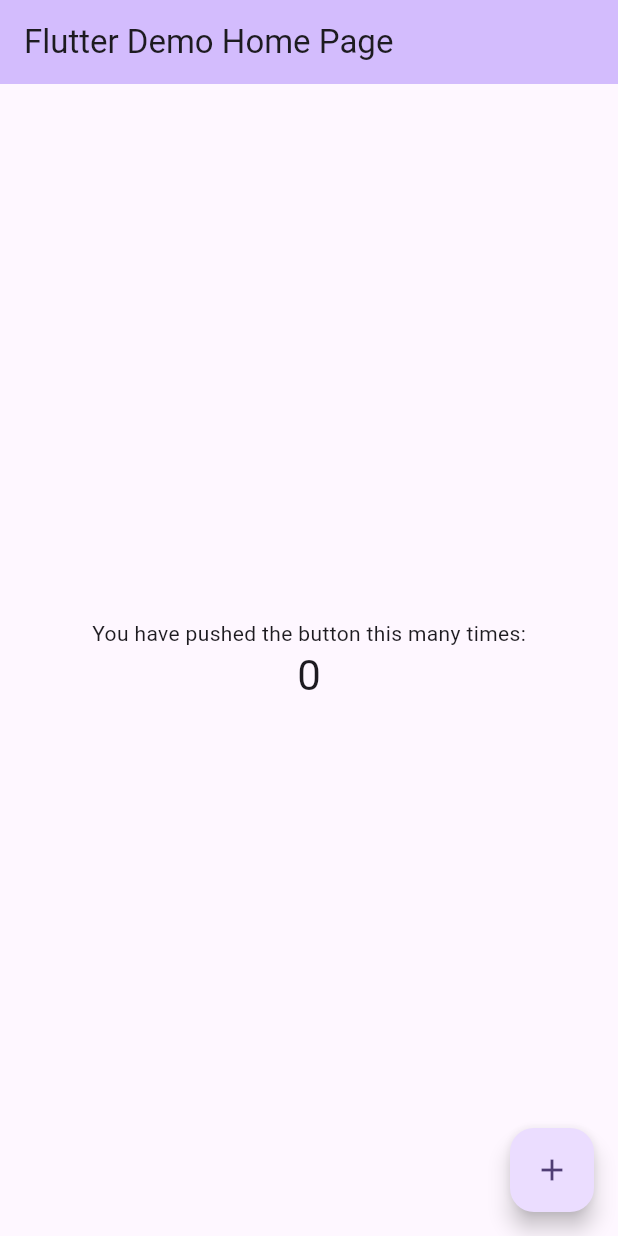
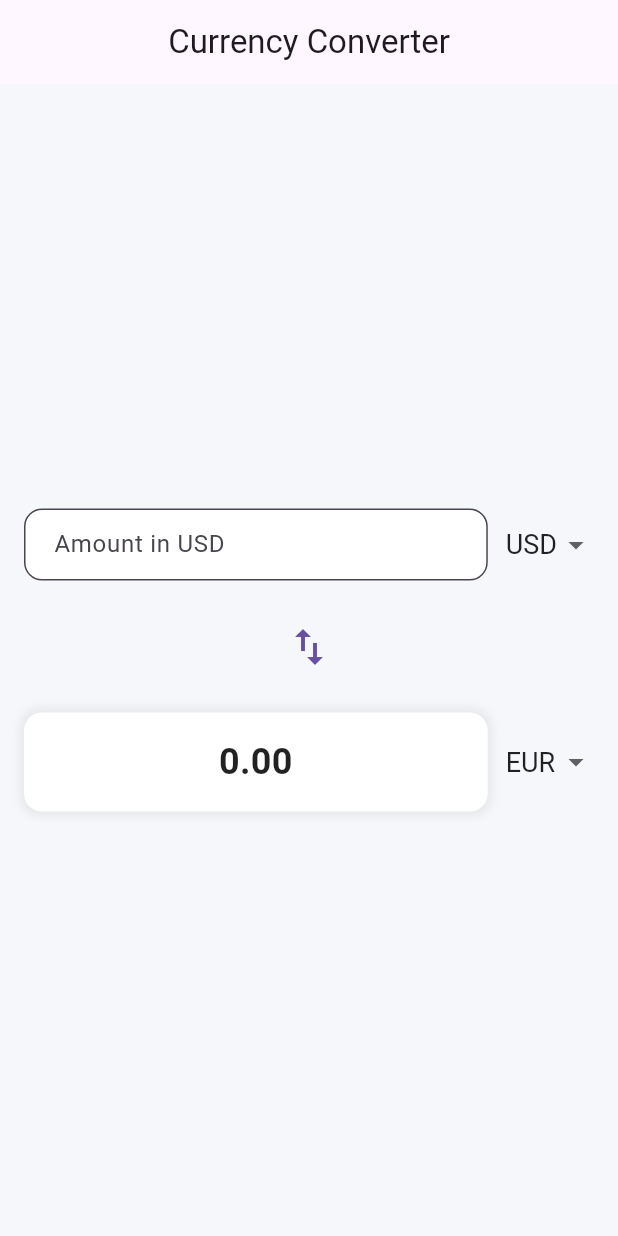
Before and after one commit to Karan-Gopinath/Currency_Converter_, a Flutter app: the screen it shows after launch, on a phone screen of 412 x 824 dp. Run offline on Flutter 3.47's test engine with Material 3 defaults, Android fonts, the phone set to English and light mode, and no system bars.

Commit message:
calculator complete

```diff
--- /dev/null
+++ b/lib/currency_converter.dart
@@ -0,0 +1,159 @@
+import 'package:flutter/material.dart';
+
+class CurrencyConverter extends StatefulWidget {
+  const CurrencyConverter({super.key});
+
+  @override
+  State<CurrencyConverter> createState() => _CurrencyConverterState();
+}
+
+class _CurrencyConverterState extends State<CurrencyConverter> {
+  String sourceCurrency = 'USD';
+  String targetCurrency = 'EUR';
+  final TextEditingController textEditingController = TextEditingController();
+
+  // Exchange rates: amount of USD per unit of currency
+  static const Map<String, double> rates = {
+    'USD': 1.0,
+    'EUR': 1.18,
+    'GBP': 1.38,
+    'JPY': 0.0091,
+    'INR': 0.012,
+  };
+
+  double _calculateResult(String input) {
+    double amount = double.tryParse(input) ?? 0;
+    return amount * (rates[sourceCurrency]! / rates[targetCurrency]!);
+  }
+
+  void _swapCurrencies() {
+    setState(() {
+      final temp = sourceCurrency;
+      sourceCurrency = targetCurrency;
+      targetCurrency = temp;
+    });
+  }
+
+  @override
+  Widget build(BuildContext context) {
+    double result = _calculateResult(textEditingController.text);
+
+    return Scaffold(
+      appBar: AppBar(
+        title: const Text('Currency Converter'),
+        centerTitle: true,
+        elevation: 0,
+      ),
+      body: Padding(
+        padding: const EdgeInsets.all(16.0),
+        child: Column(
+          mainAxisAlignment: MainAxisAlignment.center,
+          children: [
+            // Input Section
+            Row(
+              children: [
+                Expanded(
+                  child: TextField(
+                    controller: textEditingController,
+                    keyboardType: TextInputType.number,
+                    decoration: InputDecoration(
+                      labelText: 'Amount in $sourceCurrency',
+                      border: OutlineInputBorder(
+                        borderRadius: BorderRadius.circular(12),
+                      ),
+                      filled: true,
+                      fillColor: Colors.white,
+                      contentPadding: const EdgeInsets.symmetric(
+                        horizontal: 16,
+                        vertical: 12,
+                      ),
+                    ),
+                    onChanged: (value) => setState(() {}),
+                  ),
+                ),
+                const SizedBox(width: 12),
+                _buildCurrencyDropdown(
+                  value: sourceCurrency,
+                  onChanged: (newValue) {
+                    setState(() => sourceCurrency = newValue!);
+                  },
+                ),
+              ],
+            ),
+            const SizedBox(height: 20),
+            // Swap Button
+            IconButton(
+              icon: const Icon(Icons.swap_vert, size: 32),
+              color: Theme.of(context).primaryColor,
+              onPressed: _swapCurrencies,
+            ),
+            const SizedBox(height: 20),
+            // Result Section
+            Row(
+              children: [
+                Expanded(
+                  child: Container(
+                    padding: const EdgeInsets.all(16),
+                    decoration: BoxDecoration(
+                      color: Colors.white,
+                      borderRadius: BorderRadius.circular(12),
+                      boxShadow: [
+                        BoxShadow(
+                          color: Colors.grey.withOpacity(0.2),
+                          spreadRadius: 2,
+                          blurRadius: 5,
+                        ),
+                      ],
+                    ),
+                    child: AnimatedSwitcher(
+                      duration: const Duration(milliseconds: 300),
+                      child: Text(
+                        result.toStringAsFixed(2),
+                        key: ValueKey(result),
+                        style: const TextStyle(
+                          fontSize: 24,
+                          fontWeight: FontWeight.bold,
+                        ),
+                        textAlign: TextAlign.center,
+                      ),
+                    ),
+                  ),
+                ),
+                const SizedBox(width: 12),
+                _buildCurrencyDropdown(
+                  value: targetCurrency,
+                  onChanged: (newValue) {
+                    setState(() => targetCurrency = newValue!);
+                  },
+                ),
+              ],
+            ),
+          ],
+        ),
+      ),
+    );
+  }
+
+  Widget _buildCurrencyDropdown({
+    required String value,
+    required ValueChanged<String?> onChanged,
+  }) {
+    return DropdownButton<String>(
+      value: value,
+      items: rates.keys.map((currency) {
+        return DropdownMenuItem<String>(
+          value: currency,
+          child: Text(currency),
+        );
+      }).toList(),
+      onChanged: onChanged,
+      underline: const SizedBox(),
+      style: const TextStyle(
+        fontSize: 18,
+        color: Colors.black87,
+      ),
+      dropdownColor: Colors.white,
+      borderRadius: BorderRadius.circular(12),
+    );
+  }
+}
--- a/lib/main.dart
+++ b/lib/main.dart
@@ -1,4 +1,5 @@
 import 'package:flutter/material.dart';
+import 'currency_converter.dart';
 
 void main() {
   runApp(const MyApp());
@@ -7,116 +8,19 @@ void main() {
 class MyApp extends StatelessWidget {
   const MyApp({super.key});
 
-  // This widget is the root of your application.
   @override
   Widget build(BuildContext context) {
     return MaterialApp(
-      title: 'Flutter Demo',
+      title: 'Currency Converter',
       theme: ThemeData(
-        // This is the theme of your application.
-        //
-        // TRY THIS: Try running your application with "flutter run". You'll see
-        // the application has a purple toolbar. Then, without quitting the app,
-        // try changing the seedColor in the colorScheme below to Colors.green
-        // and then invoke "hot reload" (save your changes or press the "hot
-        // reload" button in a Flutter-supported IDE, or press "r" if you used
-        // the command line to start the app).
-        //
-        // Notice that the counter didn't reset back to zero; the application
-        // state is not lost during the reload. To reset the state, use hot
-        // restart instead.
-        //
-        // This works for code too, not just values: Most code changes can be
-        // tested with just a hot reload.
-        colorScheme: ColorScheme.fromSeed(seedColor: Colors.deepPurple),
+        primarySwatch: Colors.indigo,
+        scaffoldBackgroundColor: const Color(0xFFF5F7FA),
+        textTheme: const TextTheme(
+          bodyMedium: TextStyle(color: Colors.black87),
+        ),
+        useMaterial3: true,
       ),
-      home: const MyHomePage(title: 'Flutter Demo Home Page'),
+      home: const CurrencyConverter(),
     );
   }
 }
-
-class MyHomePage extends StatefulWidget {
-  const MyHomePage({super.key, required this.title});
-
-  // This widget is the home page of your application. It is stateful, meaning
-  // that it has a State object (defined below) that contains fields that affect
-  // how it looks.
-
-  // This class is the configuration for the state. It holds the values (in this
-  // case the title) provided by the parent (in this case the App widget) and
-  // used by the build method of the State. Fields in a Widget subclass are
-  // always marked "final".
-
-  final String title;
-
-  @override
-  State<MyHomePage> createState() => _MyHomePageState();
-}
-
-class _MyHomePageState extends State<MyHomePage> {
-  int _counter = 0;
-
-  void _incrementCounter() {
-    setState(() {
-      // This call to setState tells the Flutter framework that something has
-      // changed in this State, which causes it to rerun the build method below
-      // so that the display can reflect the updated values. If we changed
-      // _counter without calling setState(), then the build method would not be
-      // called again, and so nothing would appear to happen.
-      _counter++;
-    });
-  }
-
-  @override
-  Widget build(BuildContext context) {
-    // This method is rerun every time setState is called, for instance as done
-    // by the _incrementCounter method above.
-    //
-    // The Flutter framework has been optimized to make rerunning build methods
-    // fast, so that you can just rebuild anything that needs updating rather
-    // than having to individually change instances of widgets.
-    return Scaffold(
-      appBar: AppBar(
-        // TRY THIS: Try changing the color here to a specific color (to
-        // Colors.amber, perhaps?) and trigger a hot reload to see the AppBar
-        // change color while the other colors stay the same.
-        backgroundColor: Theme.of(context).colorScheme.inversePrimary,
-        // Here we take the value from the MyHomePage object that was created by
-        // the App.build method, and use it to set our appbar title.
-        title: Text(widget.title),
-      ),
-      body: Center(
-        // Center is a layout widget. It takes a single child and positions it
-        // in the middle of the parent.
-        child: Column(
-          // Column is also a layout widget. It takes a list of children and
-          // arranges them vertically. By default, it sizes itself to fit its
-          // children horizontally, and tries to be as tall as its parent.
-          //
-          // Column has various properties to control how it sizes itself and
-          // how it positions its children. Here we use mainAxisAlignment to
-          // center the children vertically; the main axis here is the vertical
-          // axis because Columns are vertical (the cross axis would be
-          // horizontal).
-          //
-          // TRY THIS: Invoke "debug painting" (choose the "Toggle Debug Paint"
-          // action in the IDE, or press "p" in the console), to see the
-          // wireframe for each widget.
-          mainAxisAlignment: MainAxisAlignment.center,
-          children: <Widget>[
-            const Text('You have pushed the button this many times:'),
-            Text(
-              '$_counter',
-              style: Theme.of(context).textTheme.headlineMedium,
-            ),
-          ],
-        ),
-      ),
-      floatingActionButton: FloatingActionButton(
-        onPressed: _incrementCounter,
-        tooltip: 'Increment',
-        child: const Icon(Icons.add),
-      ), // This trailing comma makes auto-formatting nicer for build methods.
-    );
-  }
-}
```
